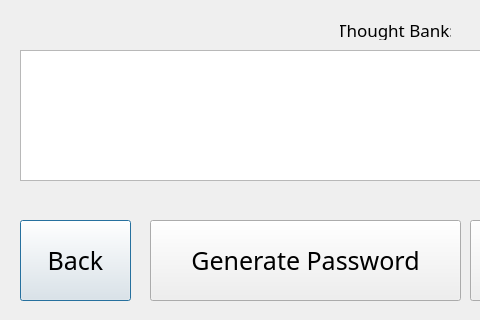
First picture: the form in storepassword.ui, repository TheTallProgrammer/Password-Manager, before the edit; both pictures show x 0 to 480 and y 280 to 600 of the 800 by 600 pixel window.
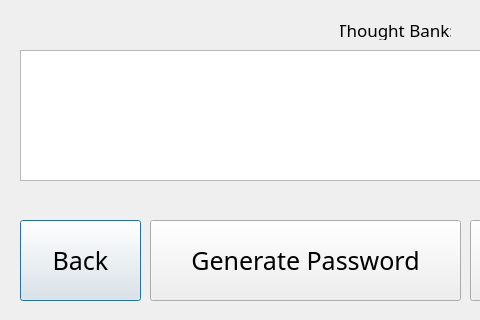
Second picture: the form after the edit.

```diff
--- a/storepassword.ui
+++ b/storepassword.ui
@@ -210,7 +210,7 @@
     <rect>
      <x>20</x>
      <y>500</y>
-     <width>111</width>
+     <width>121</width>
      <height>81</height>
     </rect>
    </property>
```
Left out of the diff: 14 changed lines with no effect on the pictures.
